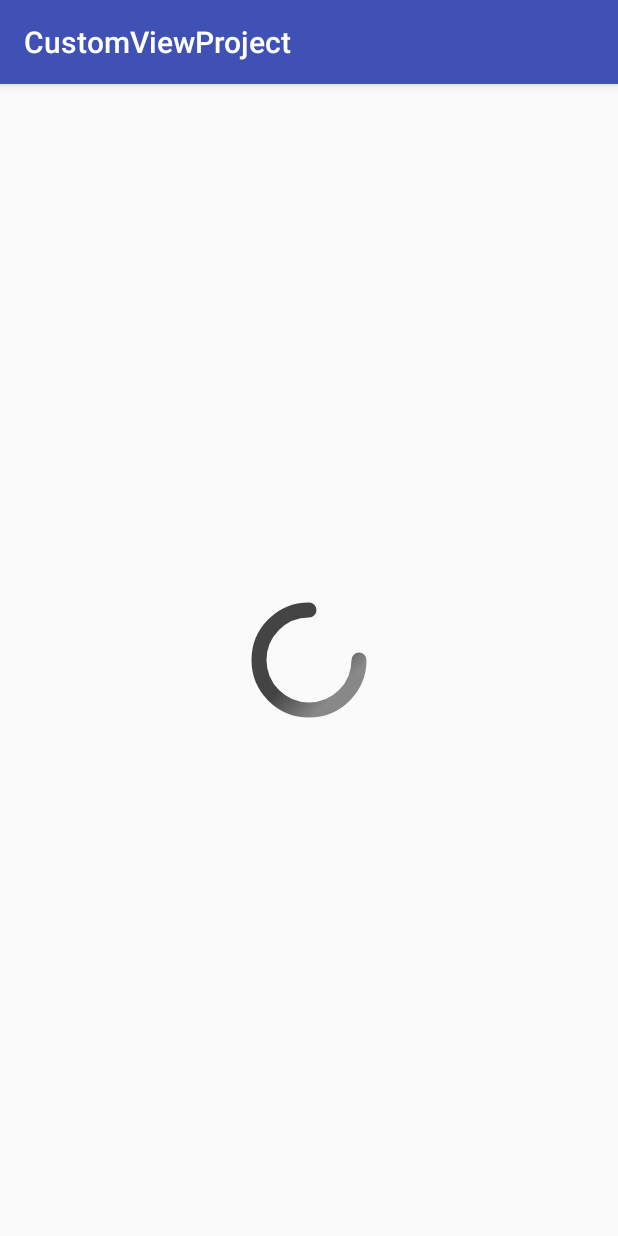
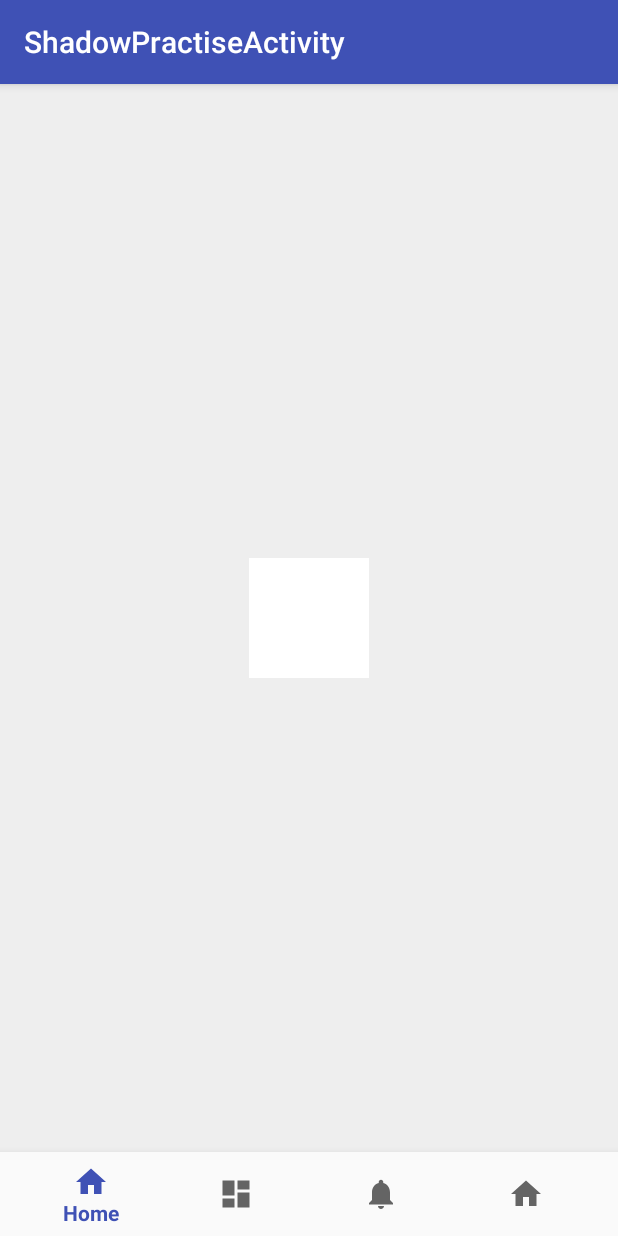
Before and after one commit to qiangxi/CustomViewProject, an Android app: the screen it shows after launch (LoadingViewActivity before the commit, ShadowPractiseActivity after it), on a phone screen of 412 x 824 dp. Run offline under Robolectric (Android 15) with nearby library versions, the phone set to English and light mode, and no system bars.

Commit message:
增加阴影练习

```diff
--- a/app/build.gradle
+++ b/app/build.gradle
@@ -1,8 +1,8 @@
 apply plugin: 'com.android.application'
 
 android {
-    compileSdkVersion 23
-    buildToolsVersion "23.0.3"
+    compileSdkVersion 25
+    buildToolsVersion "25.0.3"
 
     defaultConfig {
         applicationId "com.lanma.customviewproject"
@@ -10,6 +10,7 @@ android {
         targetSdkVersion 23
         versionCode 1
         versionName "1.0"
+        vectorDrawables.useSupportLibrary = true
     }
     buildTypes {
         release {
@@ -24,8 +25,9 @@ android {
 
 dependencies {
     compile fileTree(include: ['*.jar'], dir: 'libs')
+    compile 'com.android.support:appcompat-v7:25.3.0'
+    compile 'com.orhanobut:logger:1.15'
+    compile 'com.android.support:design:25.3.0'
+    compile 'com.android.support:support-vector-drawable:25.3.0'
     testCompile 'junit:junit:4.12'
-    compile 'com.android.support:appcompat-v7:23.2.1'
-    compile 'com.orhanobut:logger:1.15'
-    compile 'com.android.support:design:23.2.1'
 }
--- a/app/src/main/AndroidManifest.xml
+++ b/app/src/main/AndroidManifest.xml
@@ -12,7 +12,6 @@
         android:supportsRtl="true"
         android:theme="@style/AppTheme">
         <activity android:name=".activities.MainActivity">
-
         </activity>
         <activity
             android:name=".activities.HexagonTextViewDemoActivity"
@@ -33,6 +32,11 @@
         </activity>
         <activity android:name=".activities.WaterRipplesViewActivity"/>
         <activity android:name=".activities.LoadingViewActivity">
+
+        </activity>
+        <activity
+            android:name=".activities.ShadowPractiseActivity"
+            android:label="@string/title_activity_shadow_practise">
             <intent-filter>
                 <action android:name="android.intent.action.MAIN"/>
 
--- /dev/null
+++ b/app/src/main/java/com/lanma/customviewproject/activities/ShadowPractiseActivity.java
@@ -0,0 +1,47 @@
+package com.lanma.customviewproject.activities;
+
+import android.os.Bundle;
+import android.support.annotation.NonNull;
+import android.support.design.widget.BottomNavigationView;
+import android.support.v7.app.AppCompatActivity;
+import android.view.MenuItem;
+import android.widget.TextView;
+
+import com.lanma.customviewproject.R;
+
+public class ShadowPractiseActivity extends AppCompatActivity {
+
+    private TextView mTextMessage;
+
+    private BottomNavigationView.OnNavigationItemSelectedListener mOnNavigationItemSelectedListener
+            = new BottomNavigationView.OnNavigationItemSelectedListener() {
+
+        @Override
+        public boolean onNavigationItemSelected(@NonNull MenuItem item) {
+            switch (item.getItemId()) {
+                case R.id.navigation_home:
+                    mTextMessage.setText(R.string.title_home);
+                    return true;
+                case R.id.navigation_dashboard:
+                    mTextMessage.setText(R.string.title_dashboard);
+                    return true;
+                case R.id.navigation_notifications:
+                    mTextMessage.setText(R.string.title_notifications);
+                    return true;
+            }
+            return false;
+        }
+
+    };
+
+    @Override
+    protected void onCreate(Bundle savedInstanceState) {
+        super.onCreate(savedInstanceState);
+        setContentView(R.layout.activity_shadow_practise);
+
+        mTextMessage = (TextView) findViewById(R.id.message);
+        BottomNavigationView navigation = (BottomNavigationView) findViewById(R.id.navigation);
+        navigation.setOnNavigationItemSelectedListener(mOnNavigationItemSelectedListener);
+    }
+
+}
--- /dev/null
+++ b/app/src/main/java/com/lanma/customviewproject/views/ShadowPractise.java
@@ -0,0 +1,60 @@
+package com.lanma.customviewproject.views;
+
+import android.content.Context;
+import android.graphics.Canvas;
+import android.graphics.Color;
+import android.graphics.Paint;
+import android.support.annotation.Nullable;
+import android.support.v4.view.ViewCompat;
+import android.util.AttributeSet;
+import android.view.View;
+
+/*
+ * Copyright @2017 甘肃诚诚网络技术有限公司 All rights reserved.
+ * 甘肃诚诚网络技术有限公司 专有/保密源代码,未经许可禁止任何人通过任何
+ * 渠道使用、修改源代码.
+ * 日期 2017/8/8 15:16
+ */
+
+/**
+ * @company: 甘肃诚诚网络技术有限公司
+ * @project: CustomViewProject
+ * @package: com.lanma.customviewproject.views
+ * @version: V1.0
+ * @author: 任强强
+ * @date: 2017/8/8 15:16
+ * @description: <p>
+ * <p>
+ * </p>
+ */
+
+public class ShadowPractise extends View {
+    private Paint mPaint = new Paint(Paint.ANTI_ALIAS_FLAG);
+
+    public ShadowPractise(Context context) {
+        this(context, null);
+    }
+
+    public ShadowPractise(Context context, @Nullable AttributeSet attrs) {
+        this(context, attrs, 0);
+    }
+
+    public ShadowPractise(Context context, @Nullable AttributeSet attrs, int defStyleAttr) {
+        super(context, attrs, defStyleAttr);
+        init();
+    }
+
+    private void init() {
+        mPaint.setStrokeWidth(5);
+        mPaint.setColor(Color.WHITE);
+        ViewCompat.setElevation(this, 5000);
+//        mPaint.set
+    }
+
+    @Override
+    protected void onDraw(Canvas canvas) {
+        super.onDraw(canvas);
+        canvas.drawRect(0, 0, getWidth(), getHeight(), mPaint);
+//        canvas.drawCircle(getWidth() / 2, getWidth() / 2, getWidth() / 2 - 10, mPaint);
+    }
+}
--- /dev/null
+++ b/app/src/main/res/drawable/ic_dashboard_black_24dp.xml
@@ -0,0 +1,9 @@
+<vector xmlns:android="http://schemas.android.com/apk/res/android"
+        android:width="24dp"
+        android:height="24dp"
+        android:viewportHeight="24.0"
+        android:viewportWidth="24.0">
+    <path
+        android:fillColor="#FF000000"
+        android:pathData="M3,13h8L11,3L3,3v10zM3,21h8v-6L3,15v6zM13,21h8L21,11h-8v10zM13,3v6h8L21,3h-8z"/>
+</vector>
--- /dev/null
+++ b/app/src/main/res/drawable/ic_home_black_24dp.xml
@@ -0,0 +1,9 @@
+<vector xmlns:android="http://schemas.android.com/apk/res/android"
+        android:width="24dp"
+        android:height="24dp"
+        android:viewportHeight="24.0"
+        android:viewportWidth="24.0">
+    <path
+        android:fillColor="#FF000000"
+        android:pathData="M10,20v-6h4v6h5v-8h3L12,3 2,12h3v8z"/>
+</vector>
--- /dev/null
+++ b/app/src/main/res/drawable/ic_notifications_black_24dp.xml
@@ -0,0 +1,9 @@
+<vector xmlns:android="http://schemas.android.com/apk/res/android"
+        android:width="24dp"
+        android:height="24dp"
+        android:viewportHeight="24.0"
+        android:viewportWidth="24.0">
+    <path
+        android:fillColor="#FF000000"
+        android:pathData="M12,22c1.1,0 2,-0.9 2,-2h-4c0,1.1 0.89,2 2,2zM18,16v-5c0,-3.07 -1.64,-5.64 -4.5,-6.32L13.5,4c0,-0.83 -0.67,-1.5 -1.5,-1.5s-1.5,0.67 -1.5,1.5v0.68C7.63,5.36 6,7.92 6,11v5l-2,2v1h16v-1l-2,-2z"/>
+</vector>
--- /dev/null
+++ b/app/src/main/res/layout/activity_shadow_practise.xml
@@ -0,0 +1,45 @@
+<?xml version="1.0" encoding="utf-8"?>
+<LinearLayout
+    xmlns:android="http://schemas.android.com/apk/res/android"
+    xmlns:app="http://schemas.android.com/apk/res-auto"
+    xmlns:tools="http://schemas.android.com/tools"
+    android:id="@+id/container"
+    android:layout_width="match_parent"
+    android:layout_height="match_parent"
+    android:orientation="vertical"
+    android:background="#eeeeee"
+    tools:context="com.lanma.customviewproject.activities.ShadowPractiseActivity">
+
+    <FrameLayout
+        android:id="@+id/content"
+        android:layout_width="match_parent"
+        android:layout_height="0dp"
+        android:layout_weight="1">
+
+        <TextView
+            android:id="@+id/message"
+            android:layout_width="match_parent"
+            android:layout_height="wrap_content"
+            android:layout_marginBottom="@dimen/activity_vertical_margin"
+            android:layout_marginLeft="@dimen/activity_horizontal_margin"
+            android:layout_marginRight="@dimen/activity_horizontal_margin"
+            android:layout_marginTop="@dimen/activity_vertical_margin"
+            android:text="@string/title_home"
+            android:visibility="gone"/>
+
+        <com.lanma.customviewproject.views.ShadowPractise
+            android:layout_width="80dp"
+            android:layout_height="80dp"
+            android:layout_gravity="center"/>
+    </FrameLayout>
+
+    <android.support.design.widget.BottomNavigationView
+        android:id="@+id/navigation"
+        android:layout_width="match_parent"
+        android:layout_height="wrap_content"
+        android:layout_gravity="bottom"
+        android:elevation="80dp"
+        android:background="?android:attr/windowBackground"
+        app:menu="@menu/navigation"/>
+
+</LinearLayout>
--- /dev/null
+++ b/app/src/main/res/menu/navigation.xml
@@ -0,0 +1,23 @@
+<?xml version="1.0" encoding="utf-8"?>
+<menu xmlns:android="http://schemas.android.com/apk/res/android">
+
+    <item
+        android:id="@+id/navigation_home"
+        android:icon="@drawable/ic_home_black_24dp"
+        android:title="@string/title_home"/>
+
+    <item
+        android:id="@+id/navigation_dashboard"
+        android:icon="@drawable/ic_dashboard_black_24dp"
+        android:title="@string/title_dashboard"/>
+
+    <item
+        android:id="@+id/navigation_notifications"
+        android:icon="@drawable/ic_notifications_black_24dp"
+        android:title="@string/title_notifications"/>
+    <item
+        android:id="@+id/navigation_home01"
+        android:icon="@drawable/ic_home_black_24dp"
+        android:title="@string/title_home"/>
+
+</menu>
--- a/app/src/main/res/values/strings.xml
+++ b/app/src/main/res/values/strings.xml
@@ -1,4 +1,8 @@
 <resources>
     <string name="app_name">CustomViewProject</string>
     <string name="HexagonTextViewDemoActivity">HexagonTextViewDemo</string>
+    <string name="title_activity_shadow_practise">ShadowPractiseActivity</string>
+    <string name="title_home">Home</string>
+    <string name="title_dashboard">Dashboard</string>
+    <string name="title_notifications">Notifications</string>
 </resources>
```
